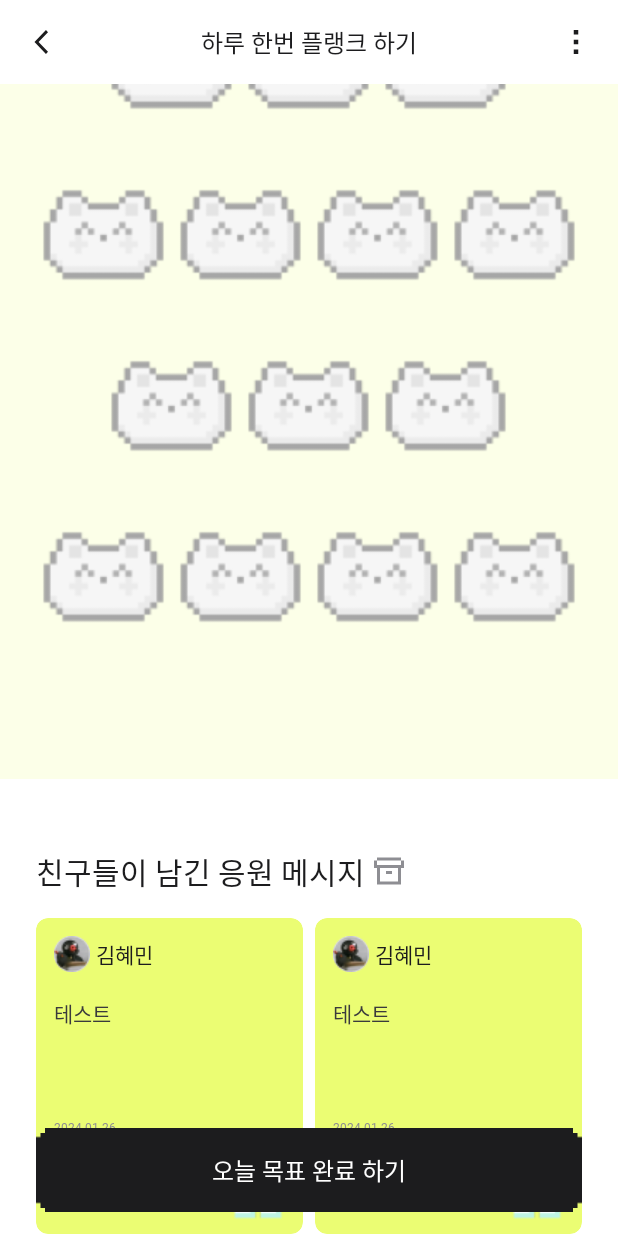
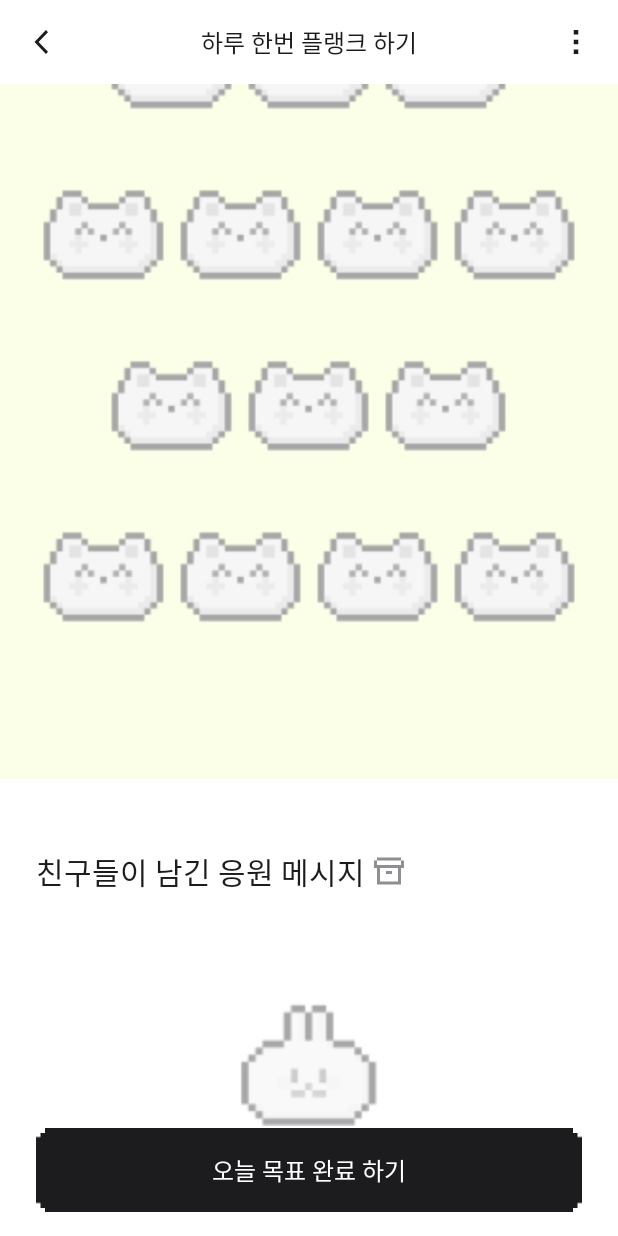
Before and after one commit to skp-temp/buki-android, an Android app: the CharmDetailActivity screen opened directly, with no data from a screen before it, scrolled down 1074 dp, on a phone screen of 412 x 824 dp. Run offline under Robolectric (Android 15) with nearby library versions, the phone set to English and light mode, and no system bars; our stand-ins replace Dagger/Hilt's generated code; 2 statements that could not run were skipped.

Commit message:
feat: 응원 메시지 없는 경우 레이아웃 구현

```diff
--- a/app/src/main/java/com/example/skptemp/feature/home/CharmDetailActivity.kt
+++ b/app/src/main/java/com/example/skptemp/feature/home/CharmDetailActivity.kt
@@ -3,6 +3,7 @@ package com.example.skptemp.feature.home
 import android.content.Context
 import android.os.Bundle
 import android.util.Log
+import android.view.View
 import androidx.appcompat.app.AppCompatActivity
 import androidx.core.widget.NestedScrollView
 import com.example.skptemp.R
@@ -77,6 +78,7 @@ class CharmDetailActivity : AppCompatActivity() {
         stampTitleLayout.setHeightByRatio(mContext, TITLE_LAYOUT_RATIO)
         stampSpace.setHeightByRatio(mContext, STAMP_SPACE_RATIO)
         messageTitleLayout.setHeightByRatio(mContext, TITLE_LAYOUT_RATIO)
+        messageEmptyLayout.setHeightByRatio(mContext, MESSAGE_EMPTY_LAYOUT_RATIO)
         messageSpace.setHeightByRatio(mContext, MESSAGE_SPACE_RATIO)
     }
 
@@ -153,25 +155,19 @@ class CharmDetailActivity : AppCompatActivity() {
 
     private fun setupMessageList() = with(binding.messageRecyclerView) {
         val messageBackgroundColor = ColorUtil.getColor(mContext, mCharmType.subBackgroundColor)
+        val charmMessages = listOf<CharmMessage>(
+
+        )
+
+        if (charmMessages.size == 0) {
+            visibility = View.GONE
+            binding.messageEmptyLayout.visibility = View.VISIBLE
+            return@with
+        }
+
         adapter =
             CharmMessageListAdapter(
-                listOf(
-                    CharmMessage("", "김혜민", "테스트", "2024.01.26"),
-                    CharmMessage("", "김혜민", "테스트", "2024.01.26"),
-                    CharmMessage("", "김혜민", "테스트", "2024.01.26"),
-                    CharmMessage(
-                        "",
-                        "김혜민",
-                        "글자수테스트글자수테스트글자수테스트글자수테스트글자수테스트글자수테스트글자수테스트글자수테스트글자수테스트글자수테스트글자수테스트글자수테스트글자수테스트",
-                        "2024.01.26"
-                    ),
-                    CharmMessage(
-                        "",
-                        "김혜민",
-                        "글자수테스트글자수테스트글자수테스트글자수테스트글자수테스트글자수테스트글자수테스트글자수테스트글자수테스트글자수테스트글자수테스트글자수테스트글자수테스트",
-                        "2024.01.26"
-                    )
-                ),
+                charmMessages,
                 messageBackgroundColor
             )
 
@@ -201,6 +197,7 @@ class CharmDetailActivity : AppCompatActivity() {
         private const val CHARM_PROGRESS_LAYOUT_RATIO = 98
         private const val TITLE_LAYOUT_RATIO = 72
         private const val STAMP_SPACE_RATIO = 48
+        private const val MESSAGE_EMPTY_LAYOUT_RATIO = 200
         private const val MESSAGE_SPACE_RATIO = 152
 
         private const val WEEK = 7
--- a/app/src/main/res/layout/activity_charm_detail.xml
+++ b/app/src/main/res/layout/activity_charm_detail.xml
@@ -185,7 +185,7 @@
                         android:layout_width="match_parent"
                         android:layout_height="0dp"
                         app:layout_constraintBottom_toTopOf="@+id/process_bar"
-                        app:layout_constraintHeight_percent="0.20"
+                        app:layout_constraintHeight_percent="0.2"
                         app:layout_constraintLeft_toLeftOf="parent"
                         app:layout_constraintRight_toRightOf="parent"
                         app:layout_constraintTop_toTopOf="parent" />
@@ -404,11 +404,84 @@
                     android:layout_marginHorizontal="@dimen/horizontal_margin_large"
                     android:overScrollMode="never"
                     app:layoutManager="androidx.recyclerview.widget.GridLayoutManager"
-                    app:layout_constraintBottom_toTopOf="@+id/message_space"
+                    app:layout_constraintBottom_toTopOf="@+id/message_empty_layout"
                     app:layout_constraintLeft_toLeftOf="parent"
                     app:layout_constraintRight_toRightOf="parent"
                     app:layout_constraintTop_toBottomOf="@+id/message_title_layout"
                     app:spanCount="2" />
+
+                <!-- h = 200 -->
+                <androidx.constraintlayout.widget.ConstraintLayout
+                    android:id="@+id/message_empty_layout"
+                    android:layout_width="match_parent"
+                    android:layout_height="0dp"
+                    android:visibility="gone"
+                    app:layout_constraintBottom_toTopOf="@+id/message_space"
+                    app:layout_constraintLeft_toLeftOf="parent"
+                    app:layout_constraintRight_toRightOf="parent"
+                    app:layout_constraintTop_toBottomOf="@+id/message_recycler_view">
+
+                    <!-- h = 88 / 200 -->
+                    <Space
+                        android:id="@+id/space7"
+                        android:layout_width="match_parent"
+                        android:layout_height="0dp"
+                        app:layout_constraintBottom_toTopOf="@+id/empty_image"
+                        app:layout_constraintHeight_percent="0.44"
+                        app:layout_constraintLeft_toLeftOf="parent"
+                        app:layout_constraintRight_toRightOf="parent"
+                        app:layout_constraintTop_toTopOf="parent" />
+
+                    <!-- h = 80 / 200 = 0.4 -->
+                    <ImageView
+                        android:id="@+id/empty_image"
+                        android:layout_width="match_parent"
+                        android:layout_height="0dp"
+                        android:scaleType="fitCenter"
+                        android:src="@drawable/temp_empty_image"
+                        app:layout_constraintBottom_toTopOf="@+id/space8"
+                        app:layout_constraintHeight_percent="0.4"
+                        app:layout_constraintLeft_toLeftOf="parent"
+                        app:layout_constraintRight_toRightOf="parent"
+                        app:layout_constraintTop_toBottomOf="@+id/space7" />
+
+                    <!-- h = 16 / 200 - 0.08 -->
+                    <Space
+                        android:id="@+id/space8"
+                        android:layout_width="match_parent"
+                        android:layout_height="0dp"
+                        app:layout_constraintBottom_toTopOf="@+id/empty_text"
+                        app:layout_constraintHeight_percent="0.08"
+                        app:layout_constraintLeft_toLeftOf="parent"
+                        app:layout_constraintRight_toRightOf="parent"
+                        app:layout_constraintTop_toBottomOf="@+id/empty_image" />
+
+                    <!-- h = 16 / 200 = 0.08 -->
+                    <TextView
+                        android:id="@+id/empty_text"
+                        style="@style/bold_medium_text_style"
+                        android:layout_width="match_parent"
+                        android:layout_height="wrap_content"
+                        android:gravity="center"
+                        android:text="@string/empty_message"
+                        android:textColor="@color/gray_400"
+                        app:layout_constraintBottom_toTopOf="@+id/space9"
+                        app:layout_constraintLeft_toLeftOf="parent"
+                        app:layout_constraintRight_toRightOf="parent"
+                        app:layout_constraintTop_toBottomOf="@+id/space8" />
+
+                    <!-- h = 40 / 200 = 0.2 -->
+                    <Space
+                        android:id="@+id/space9"
+                        android:layout_width="match_parent"
+                        android:layout_height="0dp"
+                        app:layout_constraintBottom_toBottomOf="parent"
+                        app:layout_constraintHeight_percent="0.2"
+                        app:layout_constraintLeft_toLeftOf="parent"
+                        app:layout_constraintRight_toRightOf="parent"
+                        app:layout_constraintTop_toBottomOf="@+id/empty_text" />
+
+                </androidx.constraintlayout.widget.ConstraintLayout>
 
                 <!-- h = 152 -->
                 <Space
@@ -418,7 +491,7 @@
                     app:layout_constraintBottom_toBottomOf="parent"
                     app:layout_constraintLeft_toLeftOf="parent"
                     app:layout_constraintRight_toRightOf="parent"
-                    app:layout_constraintTop_toBottomOf="@+id/message_recycler_view" />
+                    app:layout_constraintTop_toBottomOf="@+id/message_empty_layout" />
 
             </androidx.constraintlayout.widget.ConstraintLayout>
 
--- a/app/src/main/res/values/strings.xml
+++ b/app/src/main/res/values/strings.xml
@@ -30,4 +30,7 @@
     <string name="message_title">친구들이 남긴 응원 메시지</string>
     <string name="stamp_done">오늘 목표 완료 하기</string>
 
+    <string name="empty_message">아직 받은 응원 메시지가 없어요</string>
+
+
 </resources>
```
